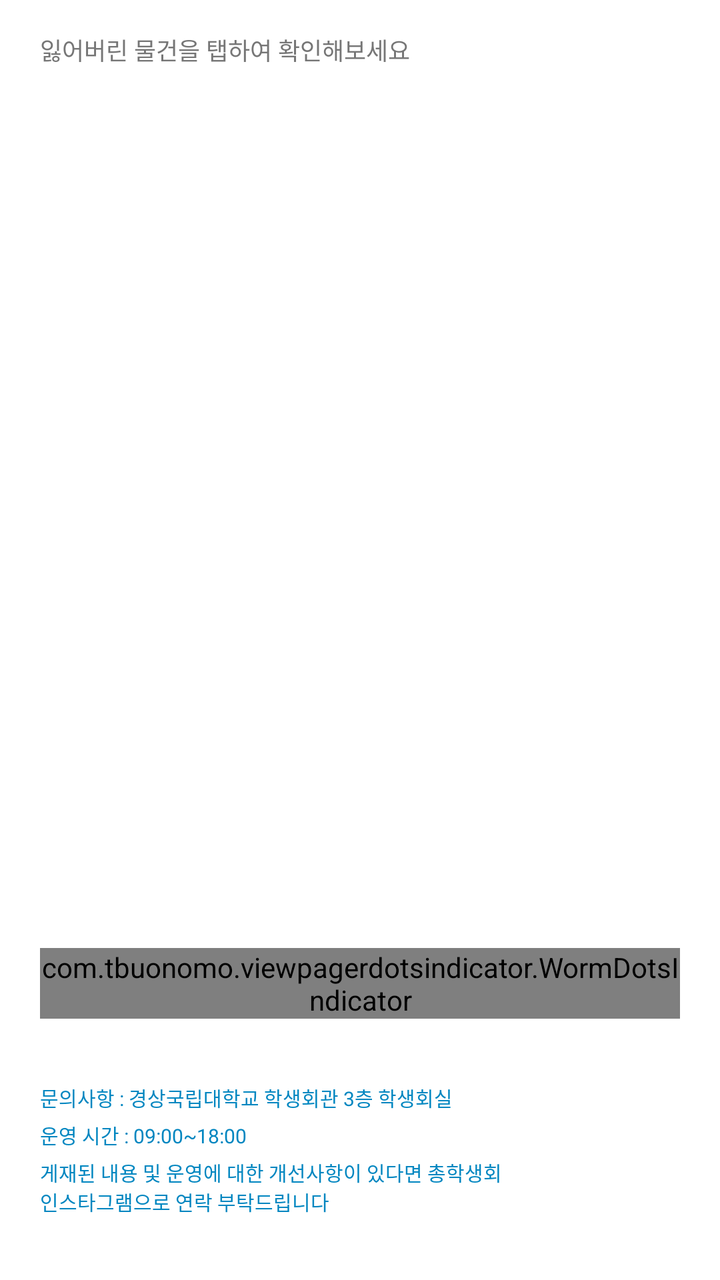
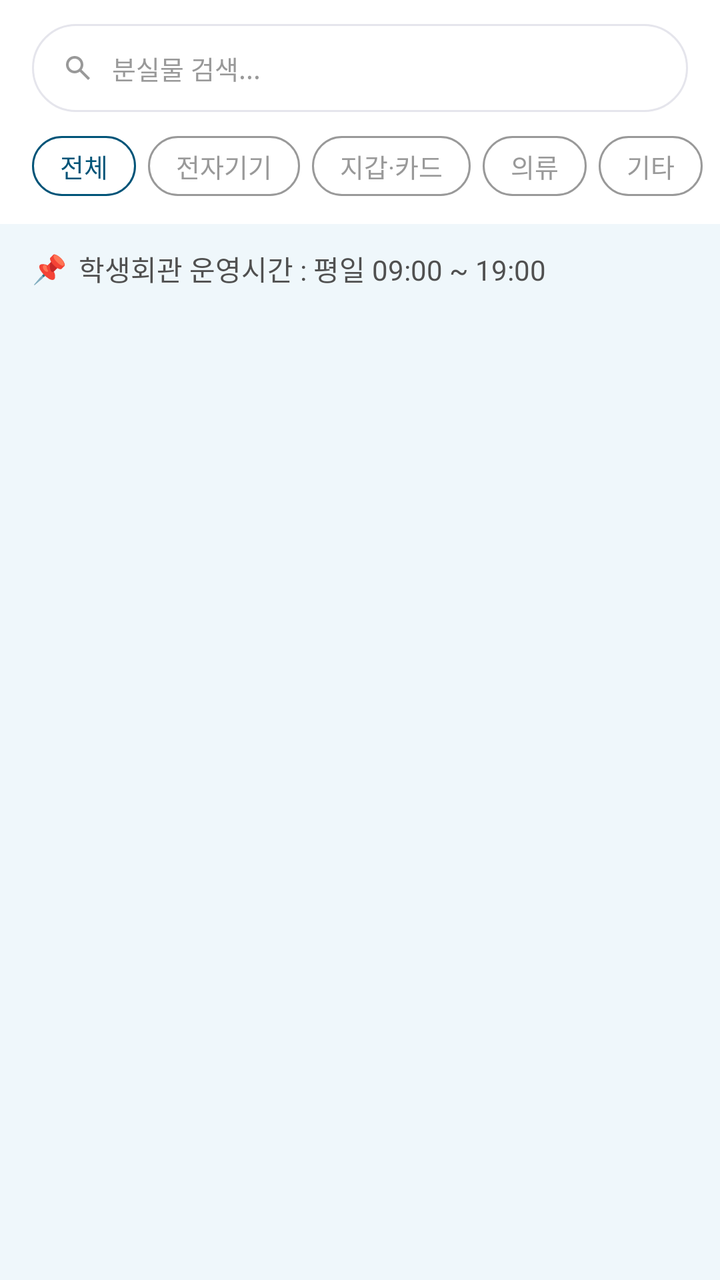

Compare the two renders of this Android layout. The source of the first and the diff that turns it into the second are given below.
<!-- AndroidManifest.xml: application theme Theme.Gaechuck -->
<!-- res/layout/fragment_lose_main.xml -->
<?xml version="1.0" encoding="utf-8"?>
<androidx.constraintlayout.widget.ConstraintLayout xmlns:android="http://schemas.android.com/apk/res/android"
    android:layout_width="match_parent"
    android:layout_height="match_parent"
    xmlns:app="http://schemas.android.com/apk/res-auto"
    android:background="@color/white"
    android:paddingHorizontal="20dp"
    android:paddingBottom="16dp">

    <TextView
        android:id="@+id/lose_info"
        android:layout_width="wrap_content"
        android:layout_height="wrap_content"
        app:layout_constraintTop_toTopOf="parent"
        app:layout_constraintStart_toStartOf="parent"
        android:text="@string/lose_info"
        android:textSize="12sp"
        android:textColor="@color/info_grey"
        android:paddingTop="16dp"
        android:fontFamily="@font/pretendard_regular"
        />













    <androidx.viewpager2.widget.ViewPager2
        android:id="@+id/view_pager"
        android:layout_width="match_parent"
        android:layout_height="0dp"
        android:layout_marginTop="20dp"
        app:layout_constraintTop_toBottomOf="@id/lose_info"
        app:layout_constraintBottom_toTopOf="@id/image_indicator"
        />

    <com.tbuonomo.viewpagerdotsindicator.WormDotsIndicator
        android:id="@+id/image_indicator"
        android:layout_width="wrap_content"
        android:layout_height="wrap_content"
        android:layout_marginVertical="16dp"
        app:dotsColor="@color/gnu_blue"
        app:dotsStrokeColor="@color/gnu_lightBlue"
        app:dotsSize="8dp"
        app:dotsStrokeWidth="1.5dp"
        app:layout_constraintStart_toStartOf="parent"
        app:layout_constraintEnd_toEndOf="parent"
        app:layout_constraintBottom_toTopOf="@id/footer_info2"
        />

    <include
        layout="@layout/footer_info2"
        android:id="@+id/footer_info2"
        android:layout_width="match_parent"
        android:layout_height="wrap_content"
        app:layout_constraintStart_toStartOf="parent"
        app:layout_constraintBottom_toBottomOf="parent"/>




























































    <com.google.android.material.floatingactionbutton.FloatingActionButton
        android:id="@+id/write_btn"
        android:layout_width="wrap_content"
        android:layout_height="wrap_content"
        app:layout_constraintEnd_toEndOf="parent"
        app:layout_constraintBottom_toBottomOf="parent"
        android:layout_marginBottom="56dp"
        android:outlineSpotShadowColor="@color/info_grey"
        android:outlineAmbientShadowColor="@color/light_grey"
        android:backgroundTint="@color/gnu_blue"
        android:src="@drawable/ic_add"
        app:shapeAppearanceOverlay="?attr/shapeAppearanceCornerExtraLarge"
        app:tint="@color/white"
        app:fabCustomSize="48dp"
        app:elevation="4dp"
        android:visibility="gone"
        />
    <androidx.appcompat.widget.AppCompatButton
        android:id="@+id/url_btn"
        android:layout_width="wrap_content"
        android:layout_height="30dp"
        app:layout_constraintEnd_toEndOf="parent"
        app:layout_constraintTop_toBottomOf="@id/write_btn"
        android:layout_marginTop="8dp"
        android:background="@drawable/style_btn_none"
        android:layout_marginLeft="2dp"
        android:shadowColor="@color/transparent"
        android:outlineSpotShadowColor="@color/transparent"
        android:outlineAmbientShadowColor="@color/light_grey"
        android:text="url 수정하기"
        android:textSize="10sp"
        android:textColor="@color/gnu_grey"
        android:visibility="visible"
        />

</androidx.constraintlayout.widget.ConstraintLayout>
<!-- res/layout/footer_info2.xml (included above) -->
<?xml version="1.0" encoding="utf-8"?>
<androidx.constraintlayout.widget.ConstraintLayout xmlns:android="http://schemas.android.com/apk/res/android"
    android:layout_width="match_parent"
    android:layout_height="wrap_content"
    xmlns:app="http://schemas.android.com/apk/res-auto"
    android:background="@color/white"
    android:paddingVertical="16dp"
    >

    <TextView
        android:id="@+id/footer"
        android:layout_width="wrap_content"
        android:layout_height="wrap_content"
        android:text="@string/footer"
        android:textSize="10sp"
        android:textColor="@color/gnu_blue"
        app:layout_constraintStart_toStartOf="parent"
        app:layout_constraintTop_toTopOf="parent"
        android:fontFamily="@font/pretendard_light"
        />
    <TextView
        android:id="@+id/footer_time"
        android:layout_width="wrap_content"
        android:layout_height="wrap_content"
        android:text="@string/footer_time"
        android:textSize="10sp"
        android:textColor="@color/gnu_blue"
        app:layout_constraintTop_toBottomOf="@id/footer"
        app:layout_constraintStart_toStartOf="parent"
        android:paddingTop="4dp"
        android:fontFamily="@font/pretendard_light"
        />
    <TextView
        android:id="@+id/footer_text"
        android:layout_width="wrap_content"
        android:layout_height="wrap_content"
        android:text="@string/footer_text"
        android:textSize="10sp"
        android:textColor="@color/gnu_blue"
        android:paddingTop="4dp"
        app:layout_constraintTop_toBottomOf="@id/footer_time"
        app:layout_constraintStart_toStartOf="parent"
        android:fontFamily="@font/pretendard_light"
        />

</androidx.constraintlayout.widget.ConstraintLayout>
<!-- resources referenced by this layout -->
<resources>
  <color name="gnu_blue">#FF0086C0</color>
  <color name="gnu_grey">#53565A</color>
  <color name="gnu_lightBlue">#4D0086C0</color>
  <color name="info_grey">#767676</color>
  <color name="light_grey">#E9E9EA</color>
  <color name="transparent">#00000000</color>
  <color name="white">#FFFFFFFF</color>
  <!-- drawable ic_add (drawable) -->
  <vector xmlns:android="http://schemas.android.com/apk/res/android"
      android:width="24dp"
      android:height="24dp"
      android:viewportWidth="24"
      android:viewportHeight="24">
    <path
        android:pathData="M14,10V0H10V10H0V14H10V24H14V14H24V10H14Z"
        android:fillColor="#ffffff"
        android:fillType="evenOdd"/>
  </vector>
  <!-- drawable style_btn_none (drawable) -->
  <?xml version="1.0" encoding="utf-8"?>
  <shape xmlns:android="http://schemas.android.com/apk/res/android">
      <corners android:radius="50dp"/>
      <solid android:color="@color/divider_grey"/>
  </shape>
  <string name="footer">
          문의사항 : 경상국립대학교 학생회관 3층 학생회실
      </string>
  <string name="footer_text">
          게재된 내용 및 운영에 대한 개선사항이 있다면 총학생회\n인스타그램으로 연락 부탁드립니다
      </string>
  <string name="footer_time">
          운영 시간 : 09:00~18:00
      </string>
  <string name="lose_info">잃어버린 물건을 탭하여 확인해보세요</string>
  <style name="Theme.Gaechuck" parent="Theme.Material3.DayNight.NoActionBar">
          <item name="android:color">@color/gnu_blue</item>
          <item name="colorSurface">@color/white</item>
          <item name="statusBarBackground">@color/white</item>
      </style>
  <color name="divider_grey">#E8E8E9</color>
</resources>

<!-- the commit's change to res/layout/fragment_lose_main.xml (unified diff, before → after) -->
@@ -1,207 +1,210 @@
 <?xml version="1.0" encoding="utf-8"?>
-<androidx.constraintlayout.widget.ConstraintLayout xmlns:android="http://schemas.android.com/apk/res/android"
+<androidx.constraintlayout.widget.ConstraintLayout
+    xmlns:android="http://schemas.android.com/apk/res/android"
+    xmlns:app="http://schemas.android.com/apk/res-auto"
     android:layout_width="match_parent"
     android:layout_height="match_parent"
-    xmlns:app="http://schemas.android.com/apk/res-auto"
-    android:background="@color/white"
-    android:paddingHorizontal="20dp"
-    android:paddingBottom="16dp">
-
+    android:background="@color/bg_cafeteria">
+
+    
+    <LinearLayout
+        android:id="@+id/header_container"
+        android:layout_width="0dp"
+        android:layout_height="wrap_content"
+        android:background="@color/white"
+        android:orientation="vertical"
+        android:paddingBottom="12dp"
+        app:layout_constraintEnd_toEndOf="parent"
+        app:layout_constraintStart_toStartOf="parent"
+        app:layout_constraintTop_toTopOf="parent">
+
+        
+        <LinearLayout
+            android:id="@+id/search_bar_container"
+            android:layout_width="match_parent"
+            android:layout_height="44dp"
+            android:layout_marginHorizontal="16dp"
+            android:layout_marginTop="12dp"
+            android:background="@drawable/bg_lose_search_bar"
+            android:gravity="center_vertical"
+            android:orientation="horizontal"
+            android:paddingHorizontal="14dp">
+
+            <ImageView
+                android:layout_width="18dp"
+                android:layout_height="18dp"
+                android:contentDescription="검색"
+                android:src="@drawable/searchicon"
+                app:tint="#999999" />
+
+            <EditText
+                android:id="@+id/search_edit_text"
+                android:layout_width="0dp"
+                android:layout_height="match_parent"
+                android:layout_marginStart="8dp"
+                android:layout_weight="1"
+                android:background="@android:color/transparent"
+                android:fontFamily="@font/pretendard_regular"
+                android:hint="분실물 검색..."
+                android:imeOptions="actionSearch"
+                android:inputType="text"
+                android:maxLines="1"
+                android:singleLine="true"
+                android:textColor="@color/onboarding_text_primary"
+                android:textColorHint="#999999"
+                android:textSize="13sp" />
+
+            <ImageView
+                android:id="@+id/search_clear_btn"
+                android:layout_width="18dp"
+                android:layout_height="18dp"
+                android:contentDescription="검색어 지우기"
+                android:src="@drawable/ic_close_small"
+                android:visibility="gone" />
+
+        </LinearLayout>
+
+        
+        <HorizontalScrollView
+            android:id="@+id/category_scroll"
+            android:layout_width="match_parent"
+            android:layout_height="wrap_content"
+            android:layout_marginTop="10dp"
+            android:scrollbars="none">
+
+            <LinearLayout
+                android:layout_width="wrap_content"
+                android:layout_height="wrap_content"
+                android:orientation="horizontal"
+                android:paddingHorizontal="16dp"
+                android:paddingVertical="2dp">
+
+                <TextView
+                    android:id="@+id/chip_all"
+                    android:layout_width="wrap_content"
+                    android:layout_height="30dp"
+                    android:background="@drawable/bg_lose_chip_selected"
+                    android:fontFamily="@font/pretendard_semibold"
+                    android:gravity="center"
+                    android:paddingHorizontal="14dp"
+                    android:text="전체"
+                    android:textColor="#005478"
+                    android:textSize="13sp" />
+
+                <TextView
+                    android:id="@+id/chip_electronics"
+                    android:layout_width="wrap_content"
+                    android:layout_height="30dp"
+                    android:layout_marginStart="6dp"
+                    android:background="@drawable/bg_lose_chip_unselected"
+                    android:fontFamily="@font/pretendard_regular"
+                    android:gravity="center"
+                    android:paddingHorizontal="14dp"
+                    android:text="전자기기"
+                    android:textColor="#999999"
+                    android:textSize="13sp" />
+
+                <TextView
+                    android:id="@+id/chip_wallet"
+                    android:layout_width="wrap_content"
+                    android:layout_height="30dp"
+                    android:layout_marginStart="6dp"
+                    android:background="@drawable/bg_lose_chip_unselected"
+                    android:fontFamily="@font/pretendard_regular"
+                    android:gravity="center"
+                    android:paddingHorizontal="14dp"
+                    android:text="지갑·카드"
+                    android:textColor="#999999"
+                    android:textSize="13sp" />
+
+                <TextView
+                    android:id="@+id/chip_clothes"
+                    android:layout_width="wrap_content"
+                    android:layout_height="30dp"
+                    android:layout_marginStart="6dp"
+                    android:background="@drawable/bg_lose_chip_unselected"
+                    android:fontFamily="@font/pretendard_regular"
+                    android:gravity="center"
+                    android:paddingHorizontal="14dp"
+                    android:text="의류"
+                    android:textColor="#999999"
+                    android:textSize="13sp" />
+
+                <TextView
+                    android:id="@+id/chip_others"
+                    android:layout_width="wrap_content"
+                    android:layout_height="30dp"
+                    android:layout_marginStart="6dp"
+                    android:background="@drawable/bg_lose_chip_unselected"
+                    android:fontFamily="@font/pretendard_regular"
+                    android:gravity="center"
+                    android:paddingHorizontal="14dp"
+                    android:text="기타"
+                    android:textColor="#999999"
+                    android:textSize="13sp" />
+
+            </LinearLayout>
+        </HorizontalScrollView>
+
+    </LinearLayout>
+
+    
+    <LinearLayout
+        android:id="@+id/info_banner"
+        android:layout_width="0dp"
+        android:layout_height="wrap_content"
+        android:layout_marginHorizontal="16dp"
+        android:layout_marginTop="12dp"
+        android:gravity="center_vertical"
+        android:orientation="horizontal"
+        app:layout_constraintEnd_toEndOf="parent"
+        app:layout_constraintStart_toStartOf="parent"
+        app:layout_constraintTop_toBottomOf="@id/header_container">
+
+        <TextView
+            android:layout_width="wrap_content"
+            android:layout_height="wrap_content"
+            android:text="📌"
+            android:textSize="14sp" />
+
+        <TextView
+            android:layout_width="wrap_content"
+            android:layout_height="wrap_content"
+            android:layout_marginStart="6dp"
+            android:fontFamily="@font/pretendard_regular"
+            android:text="학생회관 운영시간 : 평일 09:00 ~ 19:00"
+            android:textColor="#505050"
+            android:textSize="14sp" />
+
+    </LinearLayout>
+
+    
+    <androidx.recyclerview.widget.RecyclerView
+        android:id="@+id/lose_recycler_view"
+        android:layout_width="0dp"
+        android:layout_height="0dp"
+        android:layout_marginTop="12dp"
+        android:clipToPadding="false"
+        android:paddingHorizontal="11dp"
+        android:paddingBottom="16dp"
+        app:layout_constraintBottom_toBottomOf="parent"
+        app:layout_constraintEnd_toEndOf="parent"
+        app:layout_constraintStart_toStartOf="parent"
+        app:layout_constraintTop_toBottomOf="@id/info_banner" />
+
+    
     <TextView
-        android:id="@+id/lose_info"
+        android:id="@+id/empty_state"
         android:layout_width="wrap_content"
         android:layout_height="wrap_content"
-        app:layout_constraintTop_toTopOf="parent"
-        app:layout_constraintStart_toStartOf="parent"
-        android:text="@string/lose_info"
-        android:textSize="12sp"
-        android:textColor="@color/info_grey"
-        android:paddingTop="16dp"
         android:fontFamily="@font/pretendard_regular"
-        />
-
-
-
-
-
-
-
-
-
-
-
-
-
-    <androidx.viewpager2.widget.ViewPager2
-        android:id="@+id/view_pager"
-        android:layout_width="match_parent"
-        android:layout_height="0dp"
-        android:layout_marginTop="20dp"
-        app:layout_constraintTop_toBottomOf="@id/lose_info"
-        app:layout_constraintBottom_toTopOf="@id/image_indicator"
-        />
-
-    <com.tbuonomo.viewpagerdotsindicator.WormDotsIndicator
-        android:id="@+id/image_indicator"
-        android:layout_width="wrap_content"
-        android:layout_height="wrap_content"
-        android:layout_marginVertical="16dp"
-        app:dotsColor="@color/gnu_blue"
-        app:dotsStrokeColor="@color/gnu_lightBlue"
-        app:dotsSize="8dp"
-        app:dotsStrokeWidth="1.5dp"
-        app:layout_constraintStart_toStartOf="parent"
-        app:layout_constraintEnd_toEndOf="parent"
-        app:layout_constraintBottom_toTopOf="@id/footer_info2"
-        />
-
-    <include
-        layout="@layout/footer_info2"
-        android:id="@+id/footer_info2"
-        android:layout_width="match_parent"
-        android:layout_height="wrap_content"
-        app:layout_constraintStart_toStartOf="parent"
-        app:layout_constraintBottom_toBottomOf="parent"/>
-
-
-
-
-
-
-
-
-
-
-
-
-
-
-
-
-
-
-
-
-
-
-
-
-
-
-
-
-
-
-
-
-
-
-
-
-
-
-
-
-
-
-
-
-
-
-
-
-
-
-
-
-
-
-
-
-
-
-
-
-    <com.google.android.material.floatingactionbutton.FloatingActionButton
-        android:id="@+id/write_btn"
-        android:layout_width="wrap_content"
-        android:layout_height="wrap_content"
-        app:layout_constraintEnd_toEndOf="parent"
+        android:text="등록된 분실물이 없습니다"
+        android:textColor="@color/onboarding_text_secondary"
+        android:textSize="16sp"
+        android:visibility="gone"
         app:layout_constraintBottom_toBottomOf="parent"
-        android:layout_marginBottom="56dp"
-        android:outlineSpotShadowColor="@color/info_grey"
-        android:outlineAmbientShadowColor="@color/light_grey"
-        android:backgroundTint="@color/gnu_blue"
-        android:src="@drawable/ic_add"
-        app:shapeAppearanceOverlay="?attr/shapeAppearanceCornerExtraLarge"
-        app:tint="@color/white"
-        app:fabCustomSize="48dp"
-        app:elevation="4dp"
-        android:visibility="gone"
-        />
-    <androidx.appcompat.widget.AppCompatButton
-        android:id="@+id/url_btn"
-        android:layout_width="wrap_content"
-        android:layout_height="30dp"
-        app:layout_constraintEnd_toEndOf="parent"
-        app:layout_constraintTop_toBottomOf="@id/write_btn"
-        android:layout_marginTop="8dp"
-        android:background="@drawable/style_btn_none"
-        android:layout_marginLeft="2dp"
-        android:shadowColor="@color/transparent"
-        android:outlineSpotShadowColor="@color/transparent"
-        android:outlineAmbientShadowColor="@color/light_grey"
-        android:text="url 수정하기"
-        android:textSize="10sp"
-        android:textColor="@color/gnu_grey"
-        android:visibility="visible"
-        />
+        app:layout_constraintEnd_toEndOf="parent"
+        app:layout_constraintStart_toStartOf="parent"
+        app:layout_constraintTop_toBottomOf="@id/info_banner" />
 
 </androidx.constraintlayout.widget.ConstraintLayout>
-<!-- res/layout/footer_info2.xml (included above) -->
-<?xml version="1.0" encoding="utf-8"?>
-<androidx.constraintlayout.widget.ConstraintLayout xmlns:android="http://schemas.android.com/apk/res/android"
-    android:layout_width="match_parent"
-    android:layout_height="wrap_content"
-    xmlns:app="http://schemas.android.com/apk/res-auto"
-    android:background="@color/white"
-    android:paddingVertical="16dp"
-    >
-
-    <TextView
-        android:id="@+id/footer"
-        android:layout_width="wrap_content"
-        android:layout_height="wrap_content"
-        android:text="@string/footer"
-        android:textSize="10sp"
-        android:textColor="@color/gnu_blue"
-        app:layout_constraintStart_toStartOf="parent"
-        app:layout_constraintTop_toTopOf="parent"
-        android:fontFamily="@font/pretendard_light"
-        />
-    <TextView
-        android:id="@+id/footer_time"
-        android:layout_width="wrap_content"
-        android:layout_height="wrap_content"
-        android:text="@string/footer_time"
-        android:textSize="10sp"
-        android:textColor="@color/gnu_blue"
-        app:layout_constraintTop_toBottomOf="@id/footer"
-        app:layout_constraintStart_toStartOf="parent"
-        android:paddingTop="4dp"
-        android:fontFamily="@font/pretendard_light"
-        />
-    <TextView
-        android:id="@+id/footer_text"
-        android:layout_width="wrap_content"
-        android:layout_height="wrap_content"
-        android:text="@string/footer_text"
-        android:textSize="10sp"
-        android:textColor="@color/gnu_blue"
-        android:paddingTop="4dp"
-        app:layout_constraintTop_toBottomOf="@id/footer_time"
-        app:layout_constraintStart_toStartOf="parent"
-        android:fontFamily="@font/pretendard_light"
-        />
-
-</androidx.constraintlayout.widget.ConstraintLayout>
<!-- resource entries referenced after the edit -->
@@ -1,44 +1,59 @@
 <!-- resources referenced by this layout -->
 <resources>
+  <color name="bg_cafeteria">#EFF7FB</color>
+  <color name="onboarding_text_primary">#1A1A1A</color>
+  <color name="onboarding_text_secondary">#666E7A</color>
   <color name="gnu_blue">#FF0086C0</color>
-  <color name="gnu_grey">#53565A</color>
-  <color name="gnu_lightBlue">#4D0086C0</color>
-  <color name="info_grey">#767676</color>
-  <color name="light_grey">#E9E9EA</color>
-  <color name="transparent">#00000000</color>
   <color name="white">#FFFFFFFF</color>
-  <!-- drawable ic_add (drawable) -->
+  <!-- drawable bg_lose_chip_selected (drawable) -->
+  <?xml version="1.0" encoding="utf-8"?>
+  <shape xmlns:android="http://schemas.android.com/apk/res/android">
+      <solid android:color="@android:color/transparent"/>
+      <stroke android:width="1dp" android:color="#005478"/>
+      <corners android:radius="100dp"/>
+  </shape>
+  <!-- drawable bg_lose_chip_unselected (drawable) -->
+  <?xml version="1.0" encoding="utf-8"?>
+  <shape xmlns:android="http://schemas.android.com/apk/res/android">
+      <solid android:color="@android:color/transparent"/>
+      <stroke android:width="1dp" android:color="#999999"/>
+      <corners android:radius="100dp"/>
+  </shape>
+  <!-- drawable bg_lose_search_bar (drawable) -->
+  <?xml version="1.0" encoding="utf-8"?>
+  <shape xmlns:android="http://schemas.android.com/apk/res/android">
+      <solid android:color="@color/white"/>
+      <stroke android:width="1dp" android:color="#E5E5EC"/>
+      <corners android:radius="100dp"/>
+  </shape>
+  <!-- drawable ic_close_small (drawable) -->
+  <?xml version="1.0" encoding="utf-8"?>
+  <vector xmlns:android="http://schemas.android.com/apk/res/android"
+      android:width="18dp"
+      android:height="18dp"
+      android:viewportWidth="18"
+      android:viewportHeight="18">
+      <path
+          android:pathData="M4.5,4.5 L13.5,13.5 M13.5,4.5 L4.5,13.5"
+          android:strokeColor="#999999"
+          android:strokeWidth="1.5"
+          android:strokeLineCap="round"
+          android:fillColor="@android:color/transparent"/>
+  </vector>
+  <!-- drawable searchicon (drawable) -->
   <vector xmlns:android="http://schemas.android.com/apk/res/android"
       android:width="24dp"
       android:height="24dp"
       android:viewportWidth="24"
       android:viewportHeight="24">
     <path
-        android:pathData="M14,10V0H10V10H0V14H10V24H14V14H24V10H14Z"
-        android:fillColor="#ffffff"
-        android:fillType="evenOdd"/>
+        android:pathData="M18.756,20L13.156,14.4C12.711,14.756 12.2,15.037 11.622,15.244C11.044,15.452 10.43,15.556 9.778,15.556C8.163,15.556 6.796,14.996 5.678,13.877C4.56,12.759 4.001,11.392 4,9.778C3.999,8.164 4.559,6.797 5.678,5.678C6.798,4.559 8.164,4 9.778,4C11.391,4 12.758,4.559 13.878,5.678C14.998,6.797 15.557,8.164 15.556,9.778C15.556,10.43 15.452,11.044 15.244,11.622C15.037,12.2 14.756,12.711 14.4,13.156L20,18.756L18.756,20ZM9.778,13.778C10.889,13.778 11.833,13.389 12.612,12.612C13.39,11.834 13.778,10.889 13.778,9.778C13.777,8.666 13.388,7.722 12.612,6.945C11.835,6.168 10.89,5.779 9.778,5.778C8.665,5.777 7.721,6.166 6.945,6.945C6.169,7.724 5.78,8.668 5.778,9.778C5.776,10.887 6.165,11.832 6.945,12.612C7.725,13.391 8.669,13.78 9.778,13.778Z"
+        android:fillColor="#0086C0"/>
   </vector>
-  <!-- drawable style_btn_none (drawable) -->
-  <?xml version="1.0" encoding="utf-8"?>
-  <shape xmlns:android="http://schemas.android.com/apk/res/android">
-      <corners android:radius="50dp"/>
-      <solid android:color="@color/divider_grey"/>
-  </shape>
-  <string name="footer">
-          문의사항 : 경상국립대학교 학생회관 3층 학생회실
-      </string>
-  <string name="footer_text">
-          게재된 내용 및 운영에 대한 개선사항이 있다면 총학생회\n인스타그램으로 연락 부탁드립니다
-      </string>
-  <string name="footer_time">
-          운영 시간 : 09:00~18:00
-      </string>
-  <string name="lose_info">잃어버린 물건을 탭하여 확인해보세요</string>
   <style name="Theme.Gaechuck" parent="Theme.Material3.DayNight.NoActionBar">
           <item name="android:color">@color/gnu_blue</item>
           <item name="colorSurface">@color/white</item>
           <item name="statusBarBackground">@color/white</item>
       </style>
-  <color name="divider_grey">#E8E8E9</color>
 </resources>
 
